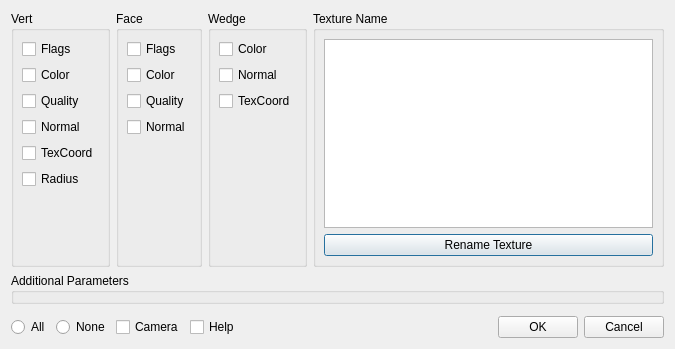
Old version of the form src/meshlab/ui/savemaskexporter.ui in the repository cnr-isti-vclab/meshlab.
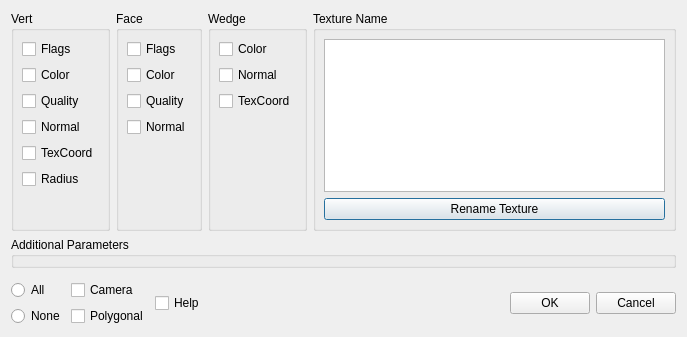
New version of the form.

Commit message: added MM_Polygonal to set of bit of the mesh elements.

The edit to the form file:
```diff
--- a/src/meshlab/ui/savemaskexporter.ui
+++ b/src/meshlab/ui/savemaskexporter.ui
@@ -5,31 +5,22 @@
    <rect>
     <x>0</x>
     <y>0</y>
-    <width>675</width>
-    <height>349</height>
+    <width>687</width>
+    <height>337</height>
    </rect>
   </property>
   <property name="windowTitle" >
    <string>Dialog</string>
   </property>
-  <layout class="QVBoxLayout" name="verticalLayout" >
+  <layout class="QVBoxLayout" name="verticalLayout_3" >
    <item>
     <layout class="QHBoxLayout" >
-     <property name="spacing" >
-      <number>6</number>
-     </property>
-     <property name="margin" >
-      <number>0</number>
-     </property>
      <item>
       <widget class="QGroupBox" name="groupBox" >
        <property name="title" >
         <string>Vert</string>
        </property>
        <layout class="QVBoxLayout" >
-        <property name="spacing" >
-         <number>6</number>
-        </property>
         <property name="margin" >
          <number>8</number>
         </property>
@@ -97,9 +88,6 @@
         <string>Face</string>
        </property>
        <layout class="QVBoxLayout" >
-        <property name="spacing" >
-         <number>6</number>
-        </property>
         <property name="margin" >
          <number>8</number>
         </property>
@@ -153,9 +141,6 @@
         <string>Wedge</string>
        </property>
        <layout class="QVBoxLayout" >
-        <property name="spacing" >
-         <number>6</number>
-        </property>
         <property name="margin" >
          <number>8</number>
         </property>
@@ -202,9 +187,6 @@
         <string>Texture Name</string>
        </property>
        <layout class="QVBoxLayout" >
-        <property name="spacing" >
-         <number>6</number>
-        </property>
         <property name="margin" >
          <number>8</number>
         </property>
@@ -236,6 +218,8 @@
    <item>
     <layout class="QHBoxLayout" name="horizontalLayout" >
      <item>
+      <layout class="QVBoxLayout" name="verticalLayout_2" >
+       <item>
       <widget class="QRadioButton" name="AllButton" >
        <property name="sizePolicy" >
         <sizepolicy vsizetype="Fixed" hsizetype="Preferred" >
@@ -261,6 +245,10 @@
        </property>
       </widget>
      </item>
+      </layout>
+     </item>
+     <item>
+      <layout class="QVBoxLayout" name="verticalLayout" >
      <item>
       <widget class="QCheckBox" name="check_iom_camera" >
        <property name="text" >
@@ -272,6 +260,15 @@
       </widget>
      </item>
      <item>
+        <widget class="QCheckBox" name="check_iom_polygonal" >
+         <property name="text" >
+          <string>Polygonal</string>
+         </property>
+        </widget>
+       </item>
+      </layout>
+     </item>
+     <item>
       <widget class="QCheckBox" name="check_help" >
        <property name="text" >
         <string>Help</string>
@@ -288,8 +285,8 @@
        </property>
        <property name="sizeHint" stdset="0" >
         <size>
-         <width>228</width>
-         <height>19</height>
+         <width>199</width>
+         <height>17</height>
         </size>
        </property>
       </spacer>
```
Lines whose indentation alone changed are shown as unchanged. The commit also changes 3 other files.
